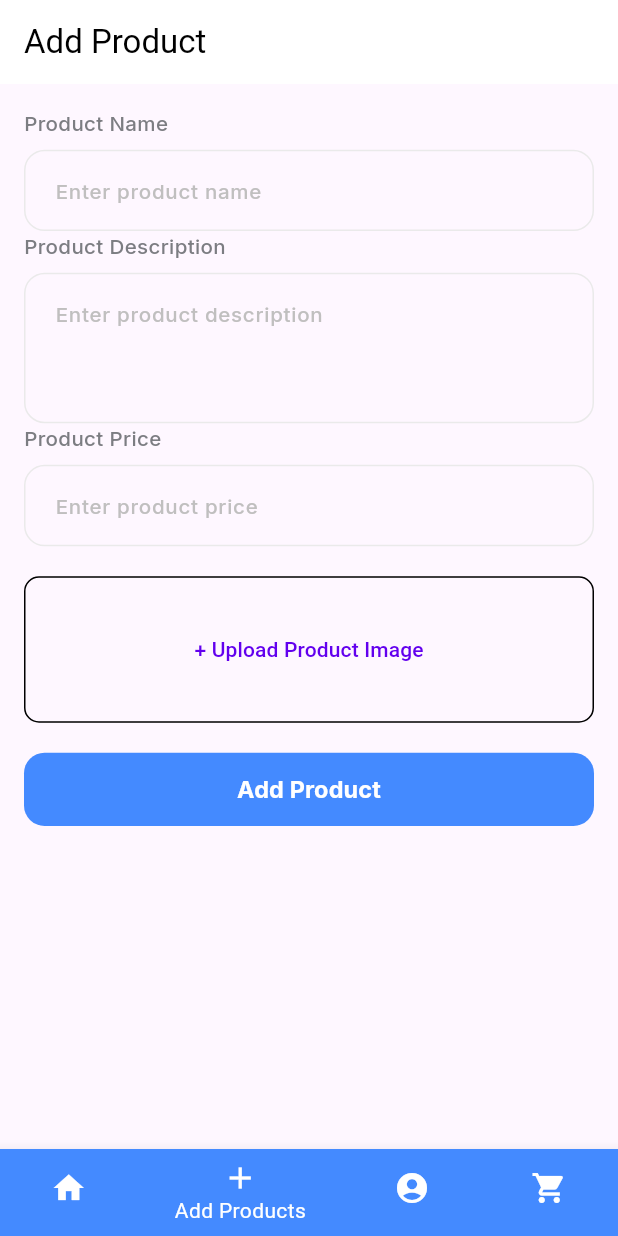
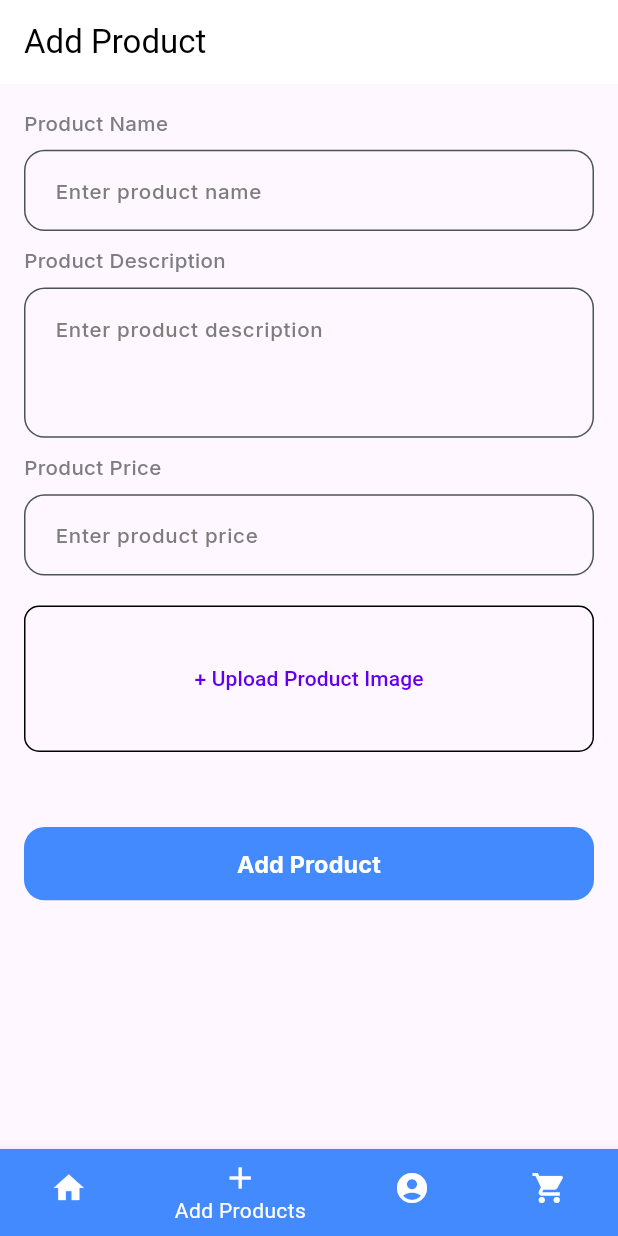
Before and after one commit to demon1020/ecommerce, a Flutter app: the screen it shows after launch, item 2 of the bottom bar chosen, on a phone screen of 412 x 824 dp. Run offline on Flutter 3.47's test engine with Material 3 defaults, Android fonts, the phone set to English and light mode, and no system bars; our stand-ins replace another_flushbar, cached_network_image, connectivity_plus, dartz, device_info_plus, dio and 23 more; missing offline and left inert: razorpay_flutter; accounts and stored records are empty; network calls fail.

Commit message:
updated UI in add product page

```diff
--- a/lib/core/utils/app_colors.dart
+++ b/lib/core/utils/app_colors.dart
@@ -9,7 +9,7 @@ class AppColor {
 
   //icon color
   static const iconcolor = Color(0xFF292A2E);
-  static const hintcolor = Color(0xFFC0BFBF);
+  static const hintcolor = Color(0xFF7F7C7C);
   static const primarytextcolor = Color(0xFF000000);
   static const black = Colors.black;
   static const white = Colors.white;
--- a/lib/features/add_product/presentation/pages/add_product_page.dart
+++ b/lib/features/add_product/presentation/pages/add_product_page.dart
@@ -87,6 +87,7 @@ class _AddProductPageState extends State<AddProductPage> {
                                 return null;
                               },
                             ),
+                            SizedBox(height: 10.h),
                             AppTextField(
                               controller: _descriptionController,
                               title: "Product Description",
@@ -105,6 +106,7 @@ class _AddProductPageState extends State<AddProductPage> {
                                 return null;
                               },
                             ),
+                            SizedBox(height: 10.h),
                             AppTextField(
                               controller: _priceController,
                               title: "Product Price",
@@ -153,7 +155,7 @@ class _AddProductPageState extends State<AddProductPage> {
                                       fit: BoxFit.cover,
                                     ),
                                   ),
-                            const SizedBox(height: 20),
+                            const SizedBox(height: 50),
                             Center(
                               child: AppPrimaryButton(
                                 label: "Add Product",
--- a/lib/widgets/app_text_field_widget.dart
+++ b/lib/widgets/app_text_field_widget.dart
@@ -112,21 +112,22 @@ class _AppTextFieldState extends State<AppTextField> {
                 EdgeInsets.symmetric(horizontal: 16.w, vertical: 16.h),
             border: OutlineInputBorder(
               borderRadius: BorderRadius.circular(14.sp),
-              borderSide: const BorderSide(
-                  width: 1, color: AppColor.textfieldbordercolor),
+              borderSide:
+                  const BorderSide(width: 1, color: AppColor.textcolornew),
             ),
             focusedBorder: OutlineInputBorder(
               borderRadius: BorderRadius.circular(14.sp),
-              borderSide: const BorderSide(width: 1, color: AppColor.hintcolor),
+              borderSide:
+                  const BorderSide(width: 1, color: AppColor.textcolornew),
             ),
             enabledBorder: OutlineInputBorder(
               borderRadius: BorderRadius.circular(14.sp),
-              borderSide: const BorderSide(
-                  width: 1, color: AppColor.textfieldbordercolor),
+              borderSide:
+                  const BorderSide(width: 1, color: AppColor.textcolornew),
             ),
             disabledBorder: OutlineInputBorder(
               borderRadius: BorderRadius.circular(14.sp),
-              borderSide: BorderSide(width: 1.w, color: AppColor.hintcolor),
+              borderSide: BorderSide(width: 1.w, color: AppColor.textcolornew),
             ),
             hintStyle: TextStyle(
               fontSize: AppSizes.fontSmalle,
```
